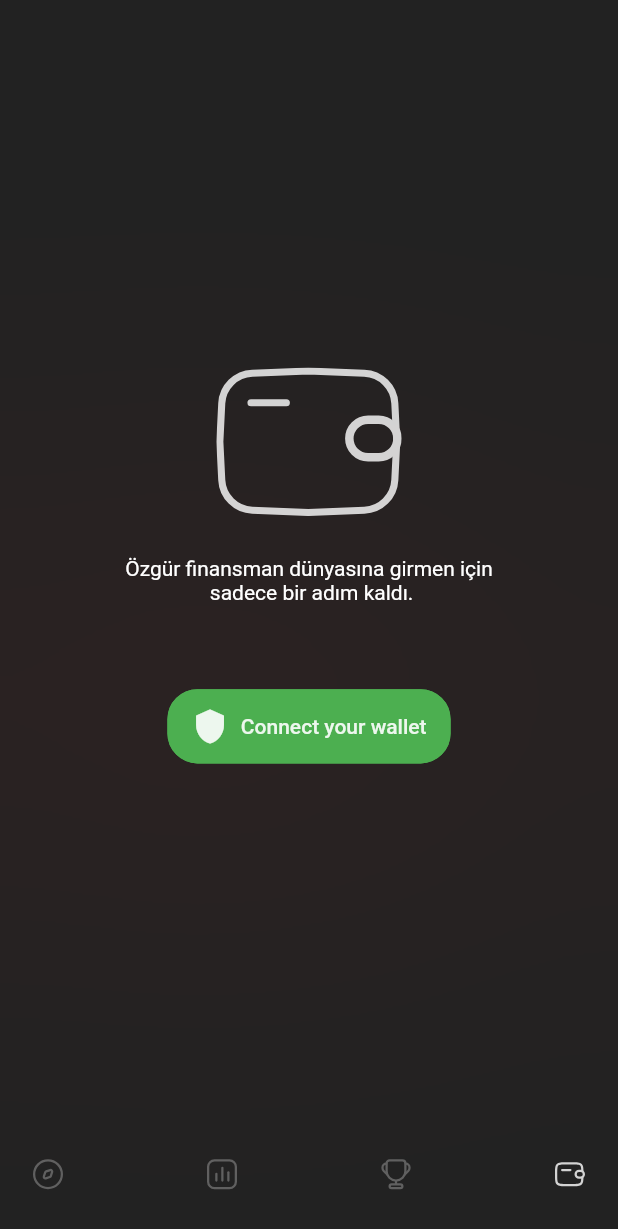
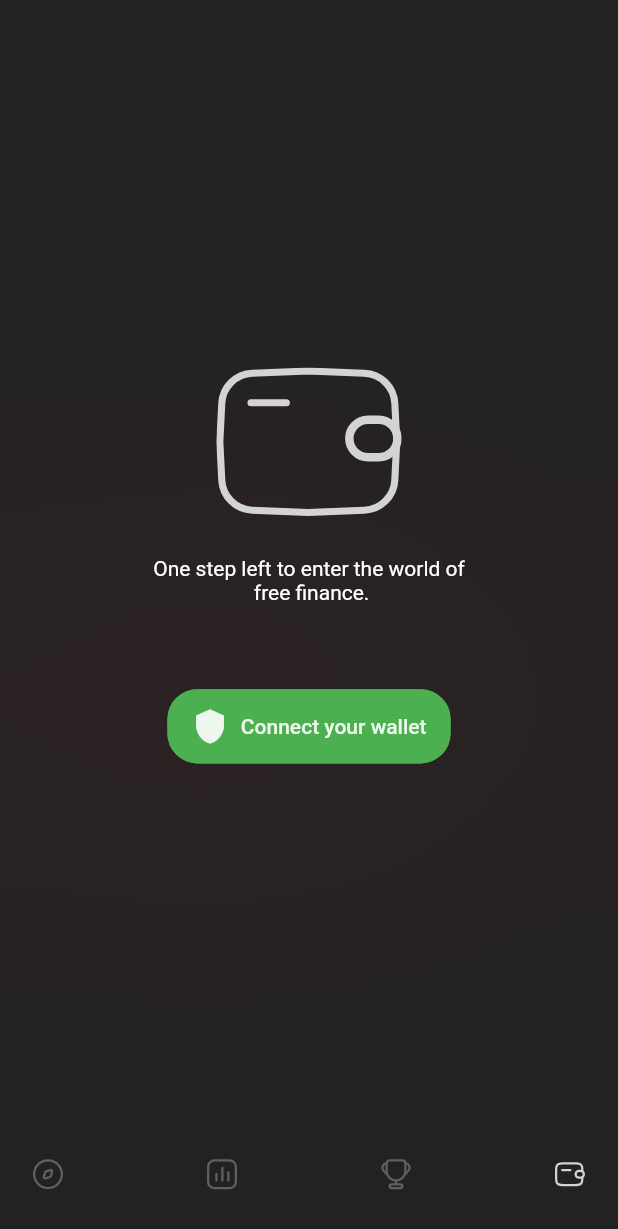
Before and after one commit to alper-mf/nft_tool_app, a Flutter app: the screen it shows after launch, item 4 of the bottom bar chosen, on a phone screen of 412 x 824 dp. Shown: the top 1229 px of the screen. Run offline on Flutter 3.47's test engine with Material 2 defaults, Android fonts, the phone set to English and light mode, and no system bars; our stand-ins replace bloc, flutter_bloc, flutter_svg, get, go_router; missing offline and left inert: walletconnect_dart, walletconnect_secure_storage; network calls fail.

Commit message:
Wallet Screen Change Is Changed

```diff
--- a/lib/app/components/bottom_bar/bottom_bar.dart
+++ b/lib/app/components/bottom_bar/bottom_bar.dart
@@ -1,6 +1,4 @@
 import 'package:flutter/material.dart';
-import 'package:get/get_state_manager/get_state_manager.dart';
-import 'package:nft_tool_app/app/components/bottom_bar/controller/bottom_controller.dart';
 import 'package:nft_tool_app/app/components/bottom_bar/view/bottom_view.dart';
 
 class BottomAppbar extends StatelessWidget {
--- a/lib/app/theme/text_and_style/connect_my_wallet/wallet_texts.dart
+++ b/lib/app/theme/text_and_style/connect_my_wallet/wallet_texts.dart
@@ -13,8 +13,7 @@ class WalletTexts {
 
   static const String backToHomePage = 'Back to home screen';
 
-  static const String walletScreenInitText =
-      'Özgür finansman dünyasına girmen için\n sadece bir adım kaldı.';
+  static const String walletScreenInitText = 'One step left to enter the world of\n free finance.';
 
   //DIALOG
 
```
